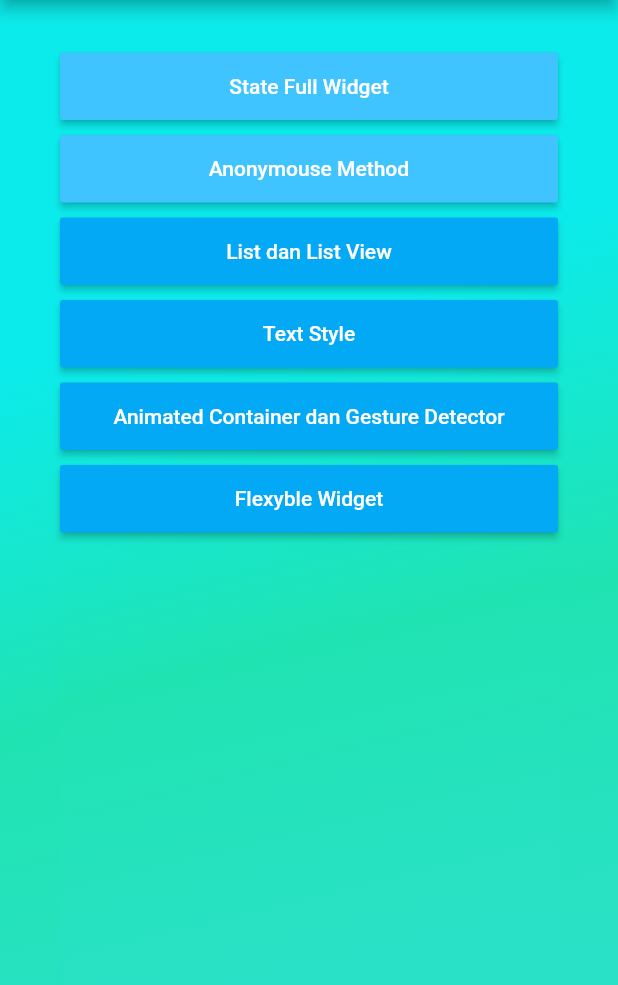
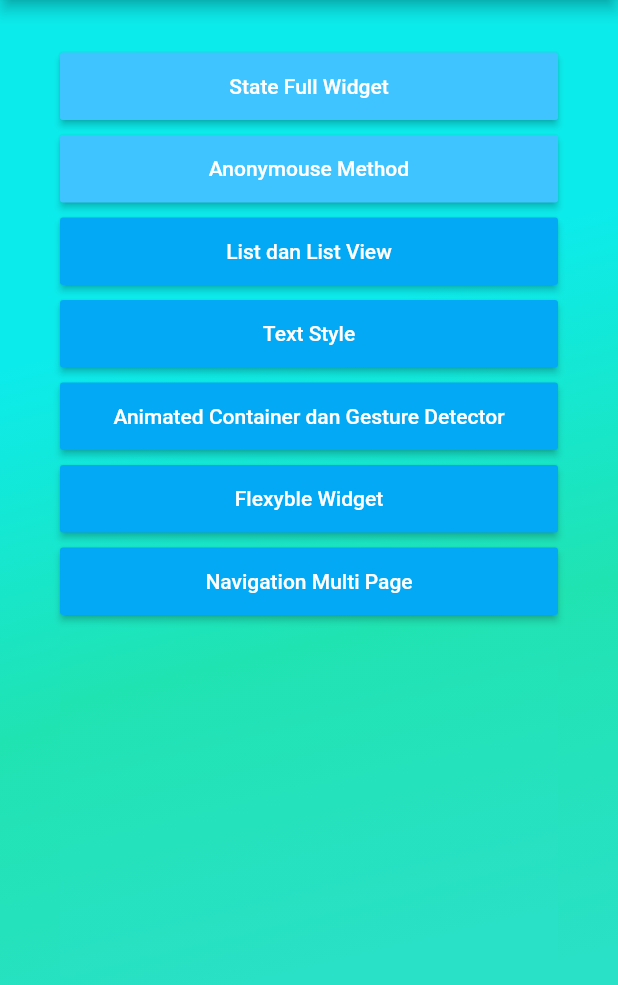
Before and after one commit to nopezi/flutter-fundamental, a Flutter app: the NyobaPage screen opened directly, on a phone screen of 412 x 824 dp, the part 84-1069 px from its top. Run offline on Flutter 3.47's test engine with Material 2 defaults, Android fonts, the phone set to English and light mode, and no system bars; our stand-ins replace dio, fluttertoast, shared_preferences; accounts and stored records are empty.

Commit message:
navigation multi page

```diff
--- a/lib/ui/coba/nyoba.dart
+++ b/lib/ui/coba/nyoba.dart
@@ -3,6 +3,7 @@ import 'package:lumen_flutter/ui/fundamental/animatedcontainer_gesturedetector.d
 import 'package:lumen_flutter/ui/fundamental/anonymouse_method.dart';
 import 'package:lumen_flutter/ui/fundamental/flexible_layout.dart';
 import 'package:lumen_flutter/ui/fundamental/list_listview.dart';
+import 'package:lumen_flutter/ui/fundamental/navigation_multipage/navigation_multipage.dart';
 import 'package:lumen_flutter/ui/fundamental/state_full_widget.dart';
 import 'package:lumen_flutter/ui/fundamental/text_style.dart';
 
@@ -160,6 +161,24 @@ class NyobaPage extends StatelessWidget {
       ),
     );
 
+    final tombolNavigationMultiPage = Container(
+      width: MediaQuery.of(context).size.width,
+      height: 45,
+      child: MaterialButton(
+        minWidth: 10.0,
+        height: 42.0,
+        onPressed: () {
+          Navigator.push(context,
+              MaterialPageRoute(builder: (context) => NavigationMultipage()));
+        },
+        color: Colors.lightBlue,
+        child: Text(
+          'Navigation Multi Page',
+          style: TextStyle(color: Colors.white),
+        ),
+      ),
+    );
+
     final body = Container(
       decoration: BoxDecoration(
           gradient: LinearGradient(
@@ -216,7 +235,11 @@ class NyobaPage extends StatelessWidget {
                 SizedBox(
                   height: 10,
                 ),
-                tombolFlexibleWidget
+                tombolFlexibleWidget,
+                SizedBox(
+                  height: 10,
+                ),
+                tombolNavigationMultiPage,
               ],
             ),
           ],
@@ -230,9 +253,6 @@ class NyobaPage extends StatelessWidget {
     //     children: [Text("nyoba halaman")],
     //   ),)
 
-    return Scaffold(
-      appBar: barAtas,
-      body: body,
-    );
+    return Scaffold(appBar: barAtas, body: body);
   }
 }
--- a/lib/ui/fundamental/list_listview.dart
+++ b/lib/ui/fundamental/list_listview.dart
@@ -29,7 +29,7 @@ class _ListListViewState extends State<ListListView> {
           Row(
             mainAxisAlignment: MainAxisAlignment.spaceAround,
             children: [
-              RaisedButton(
+              ElevatedButton(
                   child: Text("Tambah Data"),
                   onPressed: () {
                     setState(() {
@@ -40,7 +40,7 @@ class _ListListViewState extends State<ListListView> {
                       counter++;
                     });
                   }),
-              RaisedButton(
+              ElevatedButton(
                   child: Text("Hapus Data"),
                   onPressed: () {
                     setState(() {
--- /dev/null
+++ b/lib/ui/fundamental/navigation_multipage/navigation_multipage.dart
@@ -0,0 +1,16 @@
+import 'package:flutter/material.dart';
+import 'package:flutter/src/foundation/key.dart';
+import 'package:flutter/src/widgets/framework.dart';
+import 'package:flutter/src/widgets/placeholder.dart';
+import 'package:lumen_flutter/ui/fundamental/navigation_multipage/NavigationMultiPageLoginPage.dart';
+
+class NavigationMultipage extends StatelessWidget {
+  const NavigationMultipage({Key key}) : super(key: key);
+
+  @override
+  Widget build(BuildContext context) {
+    return const MaterialApp(
+      home: NavigationMultiPageLoginPage(),
+    );
+  }
+}
--- a/lib/ui/fundamental/state_full_widget.dart
+++ b/lib/ui/fundamental/state_full_widget.dart
@@ -24,9 +24,10 @@ class _BelajarStatefullState extends State<BelajarStatefull> {
         child: Column(
           mainAxisAlignment: MainAxisAlignment.center,
           children: [
-            Text("statefull widget biasa digunakan untuk page yang berisi data yang dapat berubah rubah"),
+            Text(
+                "statefull widget biasa digunakan untuk page yang berisi data yang dapat berubah rubah"),
             Text(number.toString()),
-            RaisedButton(
+            ElevatedButton(
               child: Text("Tambah Bilangan"),
               onPressed: tekanTombol,
             )
--- a/lib/ui/screens/login_screen.dart
+++ b/lib/ui/screens/login_screen.dart
@@ -150,7 +150,7 @@ class _LoginBodyState extends State<LoginBody> {
         },
         color: Colors.lightBlueAccent,
         child: Text(
-          'Main Menus',
+          'Demo Menus',
           style: TextStyle(color: Colors.white),
         ),
       ),
```
Also changed, not shown: lib/ui/fundamental/anonymouse_method.dart (+4 -3 lines), lib/ui/fundamental/navigation_multipage/NavigationMultiPageLoginPage.dart (added, +27 -0 lines), lib/ui/fundamental/navigation_multipage/NavigationMultiPageMainPage.dart (added, +30 -0 lines), lib/ui/fundamental/navigation_multipage/NavigationMultiPageSecondPage.dart (added, +28 -0 lines), lib/ui/widgets/primary_button.dart (+4 -10 lines), lib/ui/fundamental/AppbarGradasi.dart (added), pubspec.lock, 5 other files.
